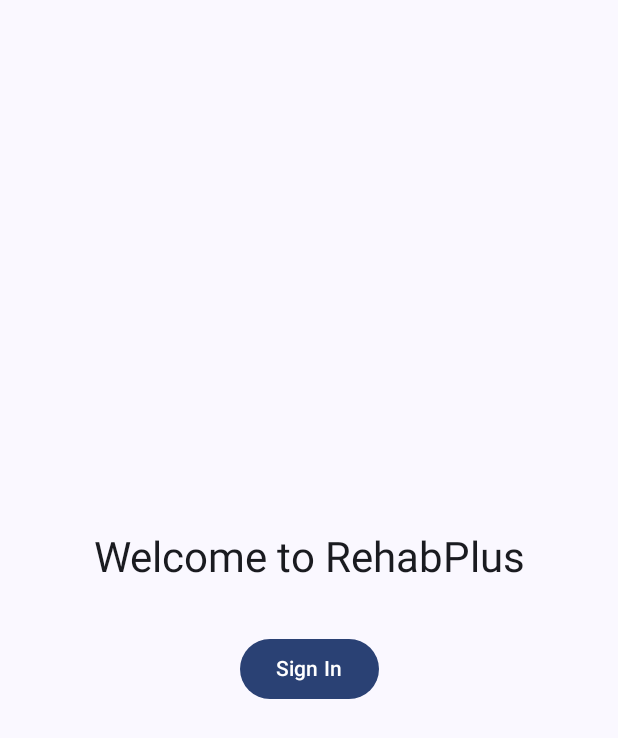
After one commit to CharlieDovey98/RehabPlus, an Android app built with Jetpack Compose: the composable LoginScreen shown on its own in the app's theme, on a phone screen of 412 x 824 dp. The commit adds this screen. Shown: the top 738 px of the screen. Run offline under Robolectric (Android 15) with nearby library versions, the phone set to English and light mode, and no system bars; 2 statements that could not run were skipped.

Commit message:
login screen and msal auth manager added

```diff
--- /dev/null
+++ b/app/src/main/java/com/CharlieDovey/rehabplus/ui/screens/LoginScreen.kt
@@ -0,0 +1,82 @@
+package com.charliedovey.rehabplus.ui.screens
+
+// Importing necessary classes from Android and Jetpack Compose.
+import android.app.Activity
+import android.widget.Toast // Toast non intrusive, temporary popup messages.
+
+// Jetpack Compose UI elements
+import androidx.compose.foundation.layout.*
+import androidx.compose.material3.*
+import androidx.compose.runtime.*
+import androidx.compose.ui.Alignment
+import androidx.compose.ui.Modifier
+import androidx.compose.ui.platform.LocalContext
+import androidx.compose.ui.unit.dp
+
+import com.charliedovey.rehabplus.AuthManager // Import AuthManager object.
+
+/**
+ * LoginScreen handles user log in composable.
+ * This file takes care of jetpack compose ui for the sign in screen, with toast feedback messages.
+ */
+
+// A @Composable function from Jetpack Compose UI.
+@Composable
+fun LoginScreen() {
+    val context = LocalContext.current
+    val activity = context as? Activity
+
+    // This state variable tracks if we're in the middle of a sign-in attempt
+    var isLoading by remember { mutableStateOf(false) }
+
+    // Box ui component.
+    Box(
+        modifier = Modifier
+            .fillMaxSize()
+            .padding(24.dp),
+        contentAlignment = Alignment.Center
+    ) {
+        Column(horizontalAlignment = Alignment.CenterHorizontally) {
+
+            Text("Welcome to RehabPlus", style = MaterialTheme.typography.headlineMedium)
+
+            Spacer(modifier = Modifier.height(32.dp))
+
+            // Sign In button.
+            Button(
+                onClick = {
+                    // If there is an activity in progress.
+                    if (activity != null) {
+                        isLoading = true // Disable button and show its loading.
+
+                        // Call AuthManager to begin login process.
+                        AuthManager.signIn(activity) { account ->
+                            isLoading = false
+                            // If sign in is successful.
+                            if (account != null) {
+                                // Show success message and username.
+                                Toast.makeText(
+                                    context,
+                                    "Welcome, ${account.username}",
+                                    Toast.LENGTH_LONG
+                                ).show()
+
+                                // TODO: You can navigate to the next screen.
+                            } else {
+                                // Else show failed message if sign in failed.
+                                Toast.makeText(
+                                    context,
+                                    "Sign-in failed",
+                                    Toast.LENGTH_SHORT
+                                ).show()
+                            }
+                        }
+                    }
+                },
+                enabled = !isLoading // Disable button if its loading.
+            ) {
+                Text(if (isLoading) "Signing in... Please wait" else "Sign In") // Change button text with loading state.
+            }
+        }
+    }
+}
--- a/app/src/main/res/raw/msal_config.json
+++ b/app/src/main/res/raw/msal_config.json
@@ -5,8 +5,9 @@
   "account_mode": "SINGLE",
   "authorities": [
     {
-      "type": "B2CAuthority",
-      "authority_url": "https://rehabplusadb2c.b2clogin.com/rehabplusadb2c.onmicrosoft.com/B2C_1_signupsignin"
+      "type": "B2C",
+      "authority_url": "https://rehabplusadb2c.b2clogin.com/rehabplusadb2c.onmicrosoft.com/B2C_1_signupsignin",
+      "default": true
     }
   ]
 }
```
Also changed, not shown: app/src/main/AndroidManifest.xml (+25 -4 lines), app/src/main/java/com/CharlieDovey/rehabplus/AuthManager.kt (+54 -16 lines), app/src/main/java/com/CharlieDovey/rehabplus/MainActivity.kt (+15 -31 lines).
